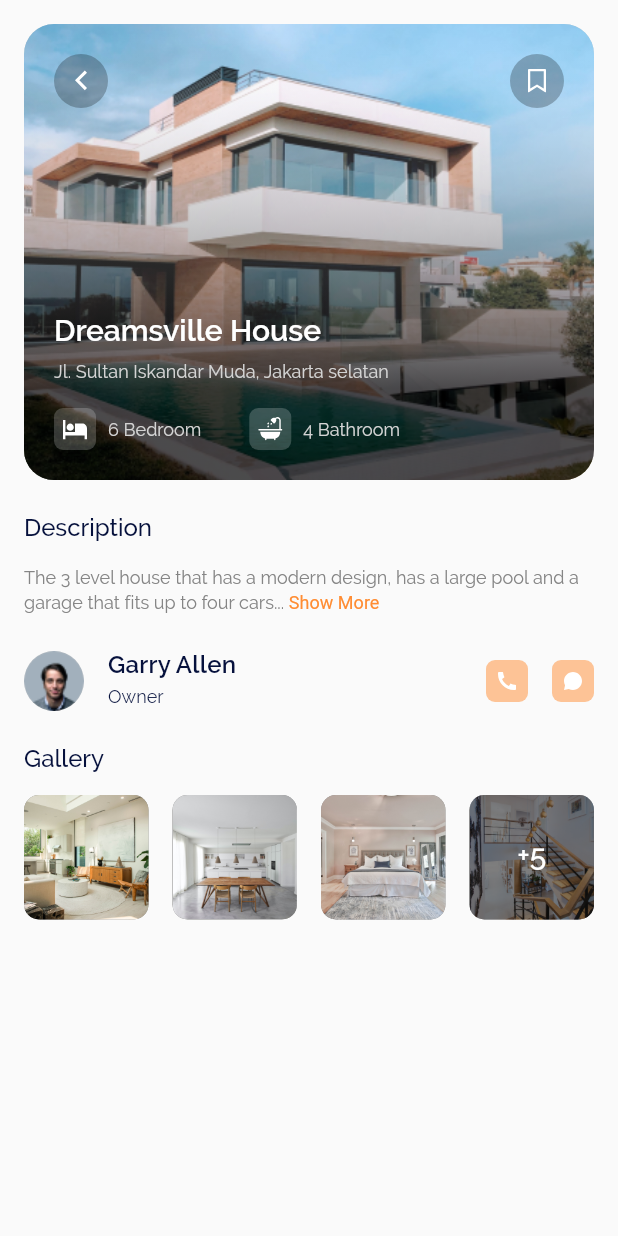
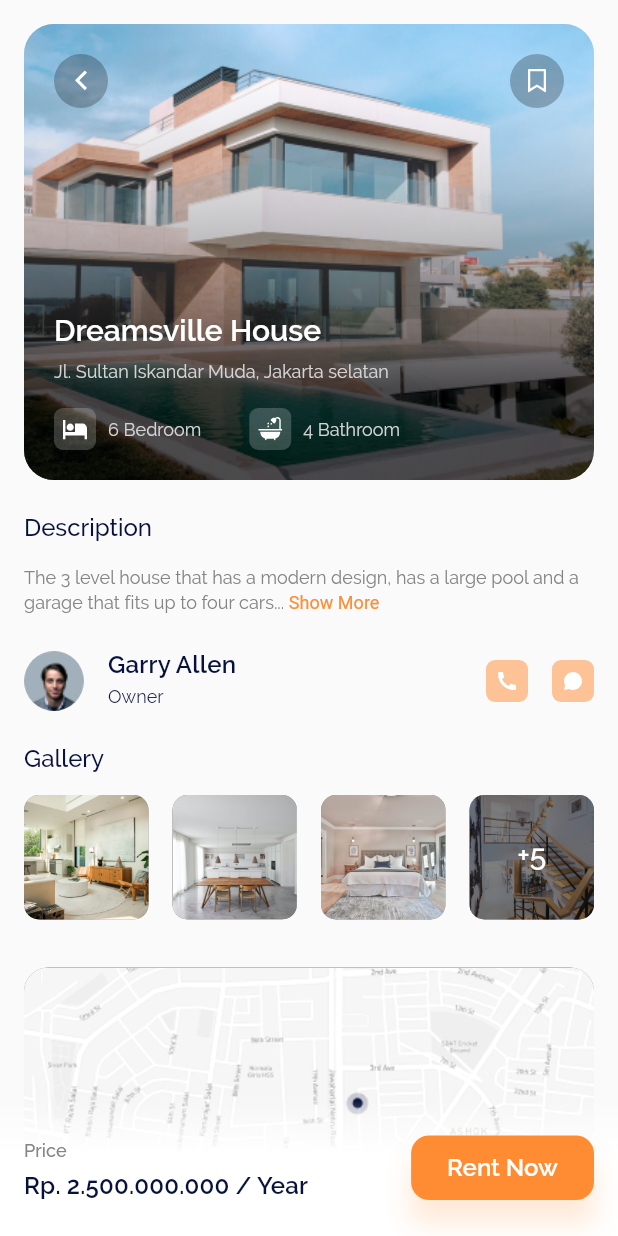
Before and after one commit to vishnumukundan/home-rent, a Flutter app: the ScreenDetails screen opened directly, on a phone screen of 412 x 824 dp. Run offline on Flutter 3.47's test engine with Material 2 defaults, Android fonts, the phone set to English and light mode, and no system bars; our stand-ins replace flutter_svg.

Commit message:
details page completed

```diff
--- a/lib/presentation/pages/details_page/view/details.dart
+++ b/lib/presentation/pages/details_page/view/details.dart
@@ -1,7 +1,9 @@
 import 'package:flutter/material.dart';
+import 'package:home_rent/presentation/components/button.dart';
 import 'package:home_rent/presentation/components/text.dart';
 import 'package:home_rent/presentation/pages/details_page/widgets/header_image.dart';
 import 'package:home_rent/presentation/pages/details_page/widgets/image_gallery.dart';
+import 'package:home_rent/presentation/pages/details_page/widgets/map.dart';
 import 'package:home_rent/presentation/pages/details_page/widgets/user_profile.dart';
 import 'package:home_rent/presentation/themes/colors.dart';
 import 'package:home_rent/presentation/themes/config.dart';
@@ -14,9 +16,11 @@ class ScreenDetails extends StatelessWidget {
     ScreenConfig().init(context);
     return Scaffold(
       backgroundColor: kColorScaffold,
-      body: SafeArea(
+      body: Stack(
+        children: [
+          SafeArea(
             child: SingleChildScrollView(
-          padding: const EdgeInsets.symmetric(horizontal: 16),
+              padding: const EdgeInsets.only(left: 16, right: 16, bottom: 80),
               child: Column(
                 crossAxisAlignment: CrossAxisAlignment.start,
                 children: <Widget>[
@@ -46,10 +50,64 @@ class ScreenDetails extends StatelessWidget {
                   const LabelSmall__text(text: 'Gallery'),
                   kSizedBoxHeight_16,
                   const ImageGallery__widget(),
+                  kSizedBoxHeight_32,
+                  const Map__widget(),
                 ],
               ),
             ),
           ),
+          Positioned(
+            bottom: 0,
+            child: Container(
+              width: ScreenConfig.screenWidth,
+              decoration: BoxDecoration(
+                color: kColorWhite,
+                gradient: LinearGradient(
+                  begin: Alignment.bottomCenter,
+                  end: Alignment.topCenter,
+                  stops: [0.6, 1.0],
+                  colors: [
+                    kColorWhite,
+                    kColorWhite.withOpacity(0.0),
+                  ],
+                ),
+              ),
+              child: Padding(
+                padding:
+                    const EdgeInsets.symmetric(vertical: 24, horizontal: 16),
+                child: Row(
+                  children: [
+                    Column(
+                      crossAxisAlignment: CrossAxisAlignment.start,
+                      children: const <Widget>[
+                        BodyMedium__text(text: 'Price', color: kColorText2),
+                        kSizedBoxHeight_8,
+                        LabelMedium__text(text: 'Rp. 2.500.000.000 / Year'),
+                      ],
+                    ),
+                    const Spacer(),
+                    Container(
+                      decoration: BoxDecoration(boxShadow: [
+                        BoxShadow(
+                          color: kColorAccent.withOpacity(0.2),
+                          offset: Offset(0, 15),
+                          blurRadius: 15,
+                        ),
+                      ]),
+                      child: Accent__Button__Medium(
+                        text: 'Rent Now',
+                        leftIconVisibility: false,
+                        rightIconVisibility: false,
+                        onTap: () {},
+                      ),
+                    )
+                  ],
+                ),
+              ),
+            ),
+          )
+        ],
+      ),
     );
   }
 }
--- /dev/null
+++ b/lib/presentation/pages/details_page/widgets/map.dart
@@ -0,0 +1,23 @@
+import 'package:flutter/material.dart';
+import 'package:home_rent/gen/assets.gen.dart';
+import 'package:home_rent/presentation/themes/colors.dart';
+
+class Map__widget extends StatelessWidget {
+  const Map__widget({Key? key}) : super(key: key);
+  @override
+  Widget build(BuildContext context) {
+    return AspectRatio(
+      aspectRatio: 3 / 2,
+      child: Container(
+        decoration: BoxDecoration(
+          color: kColorText2,
+          borderRadius: BorderRadius.circular(16),
+          image: DecorationImage(
+            image: AssetImage(Assets.images.map.path),
+            fit: BoxFit.cover,
+          ),
+        ),
+      ),
+    );
+  }
+}
```
Lines whose indentation alone changed are shown as unchanged.
